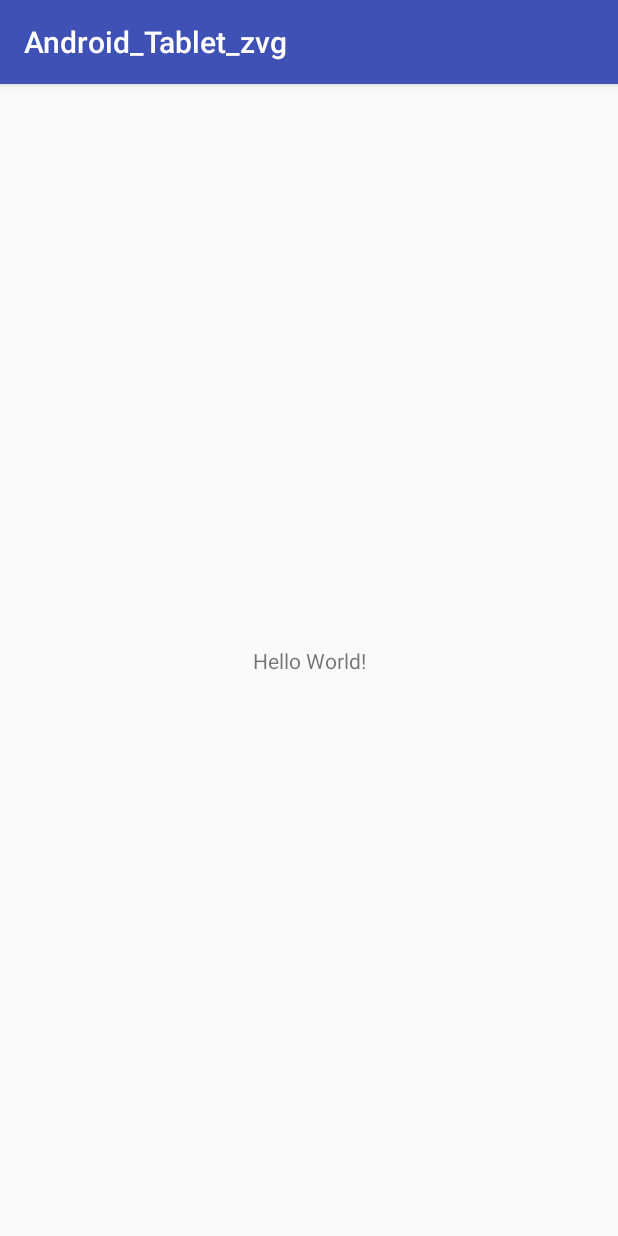
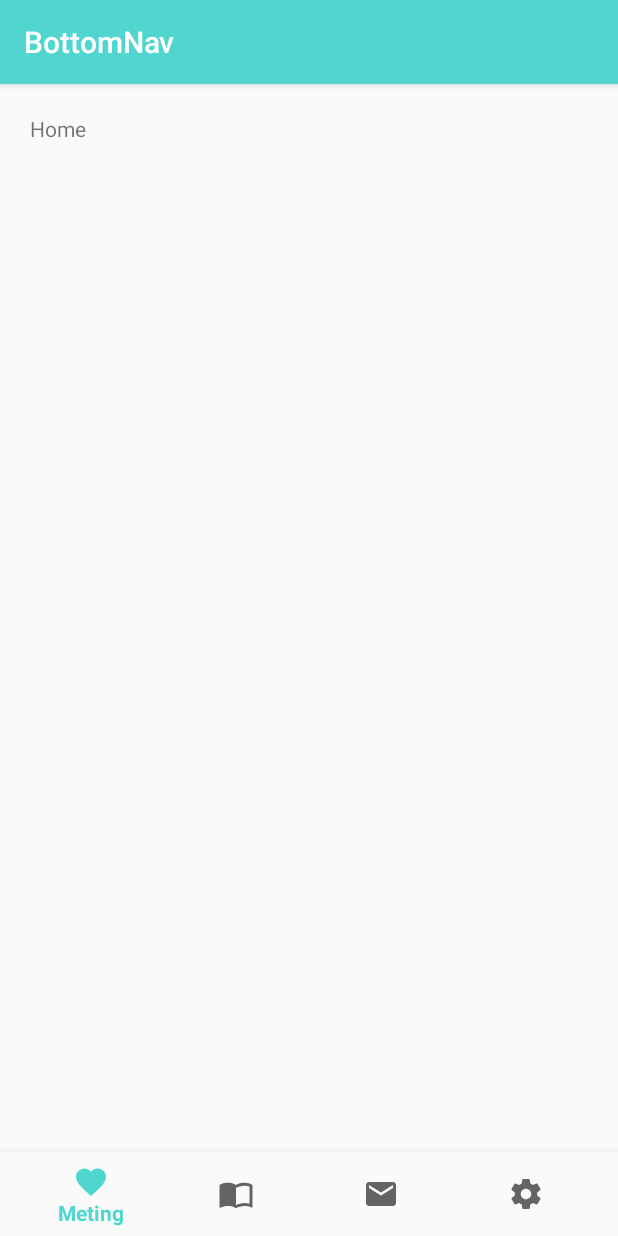
Before and after one commit to CharmelineTiel/zvh_android, an Android app: the screen it shows after launch (MainActivity before the commit, BottomNav after it), on a phone screen of 412 x 824 dp. Run offline under Robolectric (Android 15) with nearby library versions, the phone set to English and light mode, and no system bars; 5 statements that could not run were skipped.

Commit message:
bottom nav

```diff
--- a/app/build.gradle
+++ b/app/build.gradle
@@ -26,5 +26,6 @@ dependencies {
     })
     compile 'com.android.support:appcompat-v7:26.+'
     compile 'com.android.support.constraint:constraint-layout:1.0.2'
+    compile 'com.android.support:design:26.+'
     testCompile 'junit:junit:4.12'
 }
--- a/app/src/main/AndroidManifest.xml
+++ b/app/src/main/AndroidManifest.xml
@@ -10,11 +10,17 @@
         android:supportsRtl="true"
         android:theme="@style/AppTheme">
         <activity android:name=".MainActivity">
+        </activity>
+        <activity
+            android:name=".BottomNav"
+            android:label="@string/title_activity_bottom_nav">
+
             <intent-filter>
                 <action android:name="android.intent.action.MAIN" />
 
                 <category android:name="android.intent.category.LAUNCHER" />
             </intent-filter>
+
         </activity>
     </application>
 
--- /dev/null
+++ b/app/src/main/java/charmelinetiel/android_tablet_zvg/BottomNav.java
@@ -0,0 +1,76 @@
+package charmelinetiel.android_tablet_zvg;
+
+import android.os.Bundle;
+import android.support.annotation.NonNull;
+import android.support.design.internal.BottomNavigationItemView;
+import android.support.design.internal.BottomNavigationMenuView;
+import android.support.design.widget.BottomNavigationView;
+import android.support.v7.app.AppCompatActivity;
+import android.util.DisplayMetrics;
+import android.util.TypedValue;
+import android.view.MenuItem;
+import android.view.View;
+import android.view.ViewGroup;
+import android.widget.TextView;
+
+public class BottomNav extends AppCompatActivity {
+
+    private TextView mTextMessage;
+
+    private BottomNavigationView.OnNavigationItemSelectedListener mOnNavigationItemSelectedListener
+            = new BottomNavigationView.OnNavigationItemSelectedListener() {
+
+        @Override
+        public boolean onNavigationItemSelected(@NonNull MenuItem item) {
+            switch (item.getItemId()) {
+                case R.id.measurement:
+                    mTextMessage.setText(R.string.title_home);
+                    return true;
+                case R.id.diary:
+                    mTextMessage.setText(R.string.title_diary);
+                    return true;
+                case R.id.contact:
+                    mTextMessage.setText(R.string.title_contact);
+                    return true;
+                case R.id.settings:
+                    mTextMessage.setText(R.string.title_settings);
+                    return true;
+            }
+            return false;
+        }
+
+    };
+
+    @Override
+    protected void onCreate(Bundle savedInstanceState) {
+        super.onCreate(savedInstanceState);
+        setContentView(R.layout.activity_bottom_nav);
+
+        mTextMessage = (TextView) findViewById(R.id.message);
+        BottomNavigationView navigation = (BottomNavigationView) findViewById(R.id.navigation);
+        navigation.setOnNavigationItemSelectedListener(mOnNavigationItemSelectedListener);
+
+        customizeNav();
+    }
+
+
+    public void customizeNav()
+    {
+        BottomNavigationView bottomNavigationView = (BottomNavigationView) findViewById(R.id.navigation);
+        BottomNavigationMenuView menuView = (BottomNavigationMenuView) bottomNavigationView.getChildAt(0);
+        for (int i = 0; i < menuView.getChildCount(); i++) {
+            final View iconView = menuView.getChildAt(i).findViewById(android.support.design.R.id.icon);
+            final ViewGroup.LayoutParams layoutParams = iconView.getLayoutParams();
+            final DisplayMetrics displayMetrics = getResources().getDisplayMetrics();
+
+            BottomNavigationItemView item = (BottomNavigationItemView) menuView.getChildAt(i);
+            item.setShiftingMode(false);
+            item.setChecked(item.getItemData().isChecked());
+
+            //icon height and weight
+            layoutParams.height = (int) TypedValue.applyDimension(TypedValue.COMPLEX_UNIT_DIP, 46, displayMetrics);
+            layoutParams.width = (int) TypedValue.applyDimension(TypedValue.COMPLEX_UNIT_DIP, 46, displayMetrics);
+            iconView.setLayoutParams(layoutParams);
+        }
+    }
+}
--- /dev/null
+++ b/app/src/main/res/drawable/ic_email_black_24dp.xml
@@ -0,0 +1,4 @@
+<vector android:height="64dp" android:viewportHeight="24.0"
+    android:viewportWidth="24.0" android:width="64dp" xmlns:android="http://schemas.android.com/apk/res/android">
+    <path android:fillColor="#FF000000" android:pathData="M20,4L4,4c-1.1,0 -1.99,0.9 -1.99,2L2,18c0,1.1 0.9,2 2,2h16c1.1,0 2,-0.9 2,-2L22,6c0,-1.1 -0.9,-2 -2,-2zM20,8l-8,5 -8,-5L4,6l8,5 8,-5v2z"/>
+</vector>
--- /dev/null
+++ b/app/src/main/res/drawable/ic_favorite_black_24dp.xml
@@ -0,0 +1,4 @@
+<vector android:height="64dp" android:viewportHeight="24.0"
+    android:viewportWidth="24.0" android:width="64dp" xmlns:android="http://schemas.android.com/apk/res/android">
+    <path android:fillColor="#FF000000" android:pathData="M12,21.35l-1.45,-1.32C5.4,15.36 2,12.28 2,8.5 2,5.42 4.42,3 7.5,3c1.74,0 3.41,0.81 4.5,2.09C13.09,3.81 14.76,3 16.5,3 19.58,3 22,5.42 22,8.5c0,3.78 -3.4,6.86 -8.55,11.54L12,21.35z"/>
+</vector>
--- /dev/null
+++ b/app/src/main/res/drawable/ic_import_diary_black_24dp.xml
@@ -0,0 +1,4 @@
+<vector android:height="64dp" android:viewportHeight="24.0"
+    android:viewportWidth="24.0" android:width="64dp" xmlns:android="http://schemas.android.com/apk/res/android">
+    <path android:fillColor="#FF000000" android:pathData="M21,5c-1.11,-0.35 -2.33,-0.5 -3.5,-0.5 -1.95,0 -4.05,0.4 -5.5,1.5 -1.45,-1.1 -3.55,-1.5 -5.5,-1.5S2.45,4.9 1,6v14.65c0,0.25 0.25,0.5 0.5,0.5 0.1,0 0.15,-0.05 0.25,-0.05C3.1,20.45 5.05,20 6.5,20c1.95,0 4.05,0.4 5.5,1.5 1.35,-0.85 3.8,-1.5 5.5,-1.5 1.65,0 3.35,0.3 4.75,1.05 0.1,0.05 0.15,0.05 0.25,0.05 0.25,0 0.5,-0.25 0.5,-0.5L23,6c-0.6,-0.45 -1.25,-0.75 -2,-1zM21,18.5c-1.1,-0.35 -2.3,-0.5 -3.5,-0.5 -1.7,0 -4.15,0.65 -5.5,1.5L12,8c1.35,-0.85 3.8,-1.5 5.5,-1.5 1.2,0 2.4,0.15 3.5,0.5v11.5z"/>
+</vector>
--- /dev/null
+++ b/app/src/main/res/drawable/ic_settings_black_24dp.xml
@@ -0,0 +1,4 @@
+<vector android:height="64dp" android:viewportHeight="24.0"
+    android:viewportWidth="24.0" android:width="64dp" xmlns:android="http://schemas.android.com/apk/res/android">
+    <path android:fillColor="#FF000000" android:pathData="M19.43,12.98c0.04,-0.32 0.07,-0.64 0.07,-0.98s-0.03,-0.66 -0.07,-0.98l2.11,-1.65c0.19,-0.15 0.24,-0.42 0.12,-0.64l-2,-3.46c-0.12,-0.22 -0.39,-0.3 -0.61,-0.22l-2.49,1c-0.52,-0.4 -1.08,-0.73 -1.69,-0.98l-0.38,-2.65C14.46,2.18 14.25,2 14,2h-4c-0.25,0 -0.46,0.18 -0.49,0.42l-0.38,2.65c-0.61,0.25 -1.17,0.59 -1.69,0.98l-2.49,-1c-0.23,-0.09 -0.49,0 -0.61,0.22l-2,3.46c-0.13,0.22 -0.07,0.49 0.12,0.64l2.11,1.65c-0.04,0.32 -0.07,0.65 -0.07,0.98s0.03,0.66 0.07,0.98l-2.11,1.65c-0.19,0.15 -0.24,0.42 -0.12,0.64l2,3.46c0.12,0.22 0.39,0.3 0.61,0.22l2.49,-1c0.52,0.4 1.08,0.73 1.69,0.98l0.38,2.65c0.03,0.24 0.24,0.42 0.49,0.42h4c0.25,0 0.46,-0.18 0.49,-0.42l0.38,-2.65c0.61,-0.25 1.17,-0.59 1.69,-0.98l2.49,1c0.23,0.09 0.49,0 0.61,-0.22l2,-3.46c0.12,-0.22 0.07,-0.49 -0.12,-0.64l-2.11,-1.65zM12,15.5c-1.93,0 -3.5,-1.57 -3.5,-3.5s1.57,-3.5 3.5,-3.5 3.5,1.57 3.5,3.5 -1.57,3.5 -3.5,3.5z"/>
+</vector>
--- /dev/null
+++ b/app/src/main/res/layout/activity_bottom_nav.xml
@@ -0,0 +1,37 @@
+<?xml version="1.0" encoding="utf-8"?>
+<LinearLayout xmlns:android="http://schemas.android.com/apk/res/android"
+    xmlns:app="http://schemas.android.com/apk/res-auto"
+    xmlns:tools="http://schemas.android.com/tools"
+    android:id="@+id/container"
+    android:layout_width="match_parent"
+    android:layout_height="match_parent"
+    android:orientation="vertical"
+    tools:context="charmelinetiel.android_tablet_zvg.BottomNav">
+
+    <FrameLayout
+        android:id="@+id/content"
+        android:layout_width="match_parent"
+        android:layout_height="0dp"
+        android:layout_weight="1">
+
+        <TextView
+            android:id="@+id/message"
+            android:layout_width="match_parent"
+            android:layout_height="wrap_content"
+            android:layout_marginBottom="@dimen/activity_vertical_margin"
+            android:layout_marginLeft="@dimen/activity_horizontal_margin"
+            android:layout_marginRight="@dimen/activity_horizontal_margin"
+            android:layout_marginTop="@dimen/activity_vertical_margin"
+            android:text="@string/title_home" />
+
+    </FrameLayout>
+
+    <android.support.design.widget.BottomNavigationView
+        android:id="@+id/navigation"
+        android:layout_width="match_parent"
+        android:layout_height="wrap_content"
+        android:layout_gravity="bottom"
+        android:background="?android:attr/windowBackground"
+        app:menu="@menu/navigation" />
+
+</LinearLayout>
--- a/app/src/main/res/layout/activity_main.xml
+++ b/app/src/main/res/layout/activity_main.xml
@@ -1,18 +1,29 @@
 <?xml version="1.0" encoding="utf-8"?>
-<android.support.constraint.ConstraintLayout xmlns:android="http://schemas.android.com/apk/res/android"
-    xmlns:app="http://schemas.android.com/apk/res-auto"
+<RelativeLayout xmlns:android="http://schemas.android.com/apk/res/android"
     xmlns:tools="http://schemas.android.com/tools"
     android:layout_width="match_parent"
     android:layout_height="match_parent"
     tools:context="charmelinetiel.android_tablet_zvg.MainActivity">
 
-    <TextView
+
+    <ImageView
+        android:id="@+id/home_background"
+        android:layout_width="fill_parent"
+        android:layout_height="fill_parent"
+        android:scaleType="fitXY"
+        android:src="@drawable/home_bg"
+        />
+
+    <Button
+        android:id="@+id/metingBtn"
+        android:layout_centerInParent="true"
         android:layout_width="wrap_content"
         android:layout_height="wrap_content"
-        android:text="Hello World!"
-        app:layout_constraintBottom_toBottomOf="parent"
-        app:layout_constraintLeft_toLeftOf="parent"
-        app:layout_constraintRight_toRightOf="parent"
-        app:layout_constraintTop_toTopOf="parent" />
-
-</android.support.constraint.ConstraintLayout>
+        android:width="400dp"
+        android:height="80dp"
+        android:textSize="23sp"
+        android:background="@color/colorAccent"
+        android:text="@string/startButton"
+        android:textColor="@color/whiteText"
+        />
+</RelativeLayout>
--- /dev/null
+++ b/app/src/main/res/menu/navigation.xml
@@ -0,0 +1,24 @@
+<?xml version="1.0" encoding="utf-8"?>
+<menu xmlns:android="http://schemas.android.com/apk/res/android">
+
+    <item
+        android:id="@+id/measurement"
+        android:icon="@drawable/ic_favorite_black_24dp"
+        android:title="@string/title_measurement" />
+
+    <item
+        android:id="@+id/diary"
+        android:icon="@drawable/ic_import_diary_black_24dp"
+        android:title="@string/title_diary" />
+
+    <item
+        android:id="@+id/contact"
+        android:icon="@drawable/ic_email_black_24dp"
+        android:title="@string/title_contact" />
+
+    <item
+        android:id="@+id/settings"
+        android:icon="@drawable/ic_settings_black_24dp"
+        android:title="@string/title_settings" />
+
+</menu>
--- a/app/src/main/res/values/colors.xml
+++ b/app/src/main/res/values/colors.xml
@@ -1,6 +1,7 @@
 <?xml version="1.0" encoding="utf-8"?>
 <resources>
-    <color name="colorPrimary">#3F51B5</color>
-    <color name="colorPrimaryDark">#303F9F</color>
-    <color name="colorAccent">#FF4081</color>
+    <color name="colorPrimary">#50d6cf</color>
+    <color name="colorPrimaryDark">#1bc1b7</color>
+    <color name="colorAccent">#e84a4a</color>
+    <color name="whiteText">#ffffff</color>
 </resources>
--- /dev/null
+++ b/app/src/main/res/values/dimens.xml
@@ -0,0 +1,5 @@
+<resources>
+    <!-- Default screen margins, per the Android Design guidelines. -->
+    <dimen name="activity_horizontal_margin">20dp</dimen>
+    <dimen name="activity_vertical_margin">20dp</dimen>
+</resources>
--- /dev/null
+++ b/app/src/main/res/values/sizes.xml
@@ -0,0 +1,6 @@
+<?xml version="1.0" encoding="utf-8"?>
+<resources>
+
+    <style name="standard_font_size">14dp</style>
+
+</resources>
--- a/app/src/main/res/values/strings.xml
+++ b/app/src/main/res/values/strings.xml
@@ -1,3 +1,10 @@
 <resources>
-    <string name="app_name">Android_Tablet_zvg</string>
+    <string name="app_name">Zorg voor het hart</string>
+    <string name="startButton">Start nieuwe meting</string>
+    <string name="title_activity_bottom_nav">BottomNav</string>
+    <string name="title_home">Home</string>
+    <string name="title_measurement">Meting</string>
+    <string name="title_diary">Dagboek</string>
+    <string name="title_contact">Contact</string>
+    <string name="title_settings">Service</string>
 </resources>
```
Also changed, not shown: app/src/main/home_img-web.png (added), app/src/main/res/drawable/home_bg.jpg (added).
